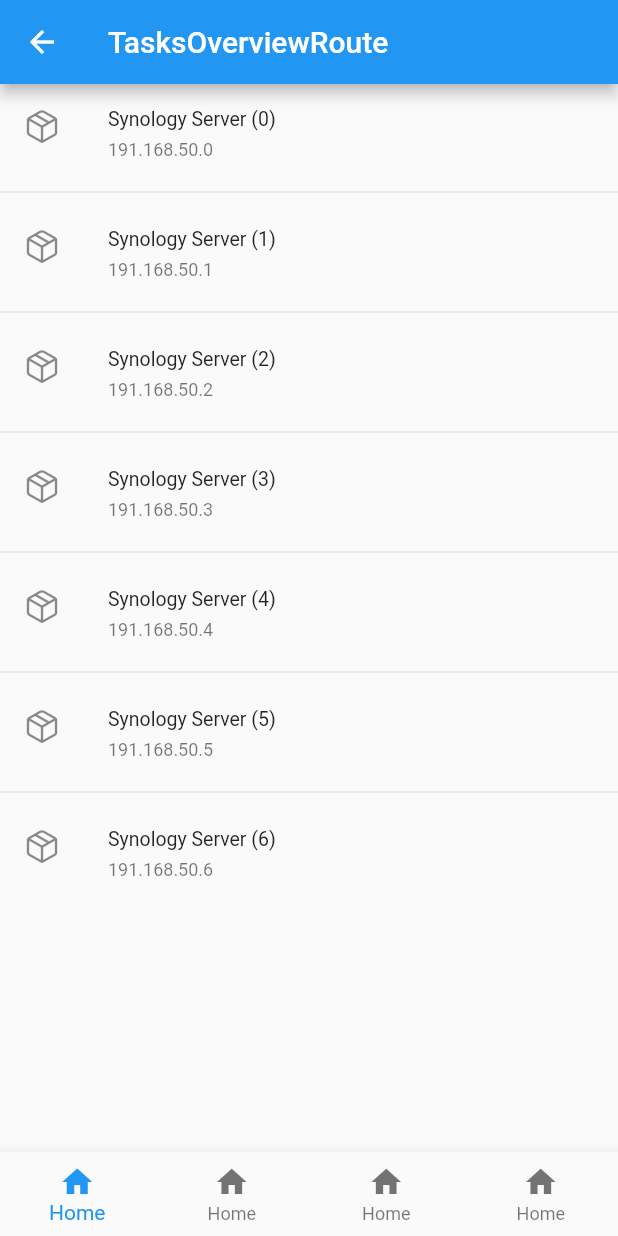
After one commit to RusKryzhanovskiy/Synology, a Flutter app: the HomePage screen opened by its route, on a phone screen of 412 x 824 dp. The commit adds this screen. Run offline on Flutter 3.47's test engine with Material 2 defaults, Android fonts, the phone set to English and light mode, and no system bars; our stand-ins replace auto_route, dio, freezed_annotation, get_it, injectable; generated files the repository leaves out were written again.

Commit message:
Implement home page

```diff
--- /dev/null
+++ b/lib/features/home/presentation/home_page.dart
@@ -0,0 +1,40 @@
+import 'package:auto_route/auto_route.dart';
+import 'package:flutter/material.dart';
+import 'package:synology/configs/routing/app_router.dart';
+import 'package:synology/core/widgets/base_scaffold.dart';
+
+class HomePage extends StatelessWidget {
+  const HomePage({super.key});
+
+  @override
+  Widget build(BuildContext context) {
+    return AutoTabsRouter(
+      routes: const <PageRouteInfo>[
+        TasksOverviewRoute(),
+        TasksOverviewRoute(),
+        TasksOverviewRoute(),
+        TasksOverviewRoute(),
+      ],
+      builder: (context, child, animation) {
+        final tabsRouter = AutoTabsRouter.of(context);
+        return BaseScaffold(
+          appBar: AppBar(title: Text(tabsRouter.current.name)),
+          body: FadeTransition(opacity: animation, child: child),
+          bottomNavigationBar: BottomNavigationBar(
+            type: BottomNavigationBarType.fixed,
+            currentIndex: tabsRouter.activeIndex,
+            onTap: (index) {
+              tabsRouter.setActiveIndex(index);
+            },
+            items: const <BottomNavigationBarItem>[
+              BottomNavigationBarItem(icon: Icon(Icons.home), label: 'Home'),
+              BottomNavigationBarItem(icon: Icon(Icons.home), label: 'Home'),
+              BottomNavigationBarItem(icon: Icon(Icons.home), label: 'Home'),
+              BottomNavigationBarItem(icon: Icon(Icons.home), label: 'Home'),
+            ],
+          ),
+        );
+      },
+    );
+  }
+}
--- /dev/null
+++ b/lib/features/tasks/presentation/tasks_overview_page.dart
@@ -0,0 +1,22 @@
+import 'package:flutter/cupertino.dart';
+import 'package:flutter/material.dart';
+
+class TasksOverviewPage extends StatelessWidget {
+  const TasksOverviewPage({super.key});
+
+  @override
+  Widget build(BuildContext context) {
+    return ListView.separated(
+      itemCount: 7,
+      separatorBuilder: (_, __) => const Divider(),
+      itemBuilder: (BuildContext context, int index) {
+        return ListTile(
+          dense: true,
+          leading: const Icon(CupertinoIcons.cube_box),
+          title: Text('Synology Server ($index)'),
+          subtitle: Text('191.168.50.$index'),
+        );
+      },
+    );
+  }
+}
```
Also changed, not shown: lib/configs/routing/app_router.dart (+19 -0 lines), lib/features/authentication/presentation/find_server_page.dart (added, +28 -0 lines), lib/features/authentication/presentation/sign_in_page.dart (+16 -2 lines), lib/configs/injections/injection.config.dart, lib/configs/routing/app_router.gr.dart, lib/core/network/request/network_request.freezed.dart, lib/core/network/response/network_response.freezed.dart.
